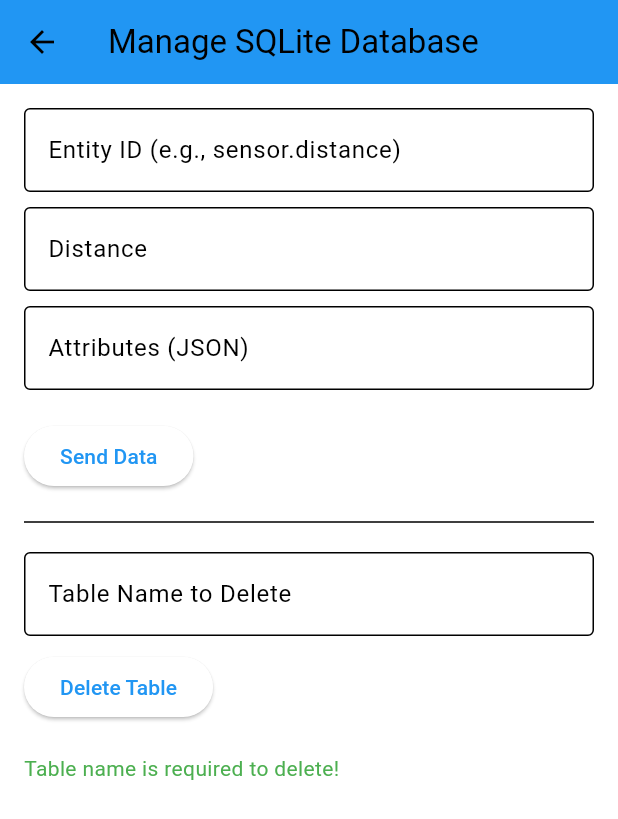
After one commit to emoody0/indoor-locator, a Flutter app: the SendDataView screen opened directly, after a tap on "Send Data", after a tap on "Delete Table", on a phone screen of 412 x 824 dp. The commit adds this screen. Shown: the top 819 px of the screen. Run offline on Flutter 3.47's test engine with Material 3 defaults, Android fonts, the phone set to English and light mode, and no system bars; our stand-ins replace sqflite, sqflite_common_ffi; missing offline and left inert: mqtt_client; accounts and stored records are empty.

Commit message:
Initial SQL

```diff
--- a/lib/admin.dart
+++ b/lib/admin.dart
@@ -3,7 +3,8 @@ import 'config.dart';
 import 'settings.dart';
 import '../../log_view/view_logs.dart';
 import '../../log_view/view_alerts.dart';
-import '../../server/mqtt.dart'; // Import the new page
+import '../../server/mqtt.dart';
+import '../../server/send_data_view.dart'; // Import the SQL page
 
 class AdminPortal extends StatelessWidget {
   const AdminPortal({super.key});
@@ -73,7 +74,6 @@ class AdminPortal extends StatelessWidget {
                 );
               },
             ),
-            // New ListTile for managing client and server
             ListTile(
               leading: const Icon(Icons.computer),
               title: const Text('Manage Client/Server'),
@@ -82,6 +82,19 @@ class AdminPortal extends StatelessWidget {
                   context,
                   MaterialPageRoute(
                     builder: (context) => const ManageClientServerPage(),
+                  ),
+                );
+              },
+            ),
+            // New ListTile for SQL Data Page
+            ListTile(
+              leading: const Icon(Icons.data_usage),
+              title: const Text('Manage SQL Data'),
+              onTap: () {
+                Navigator.push(
+                  context,
+                  MaterialPageRoute(
+                    builder: (context) => const SendDataView(),
                   ),
                 );
               },
--- /dev/null
+++ b/lib/server/database.dart
@@ -0,0 +1,88 @@
+import 'dart:async';
+import 'dart:io';
+import 'package:sqflite/sqflite.dart';
+import 'package:path/path.dart';
+
+// Import sqflite_common_ffi for non-mobile platforms
+import 'package:sqflite_common_ffi/sqflite_ffi.dart';
+
+class HomeAssistantDatabase {
+  static final HomeAssistantDatabase _instance = HomeAssistantDatabase._internal();
+  factory HomeAssistantDatabase() => _instance;
+
+  static Database? _database;
+
+  HomeAssistantDatabase._internal();
+
+  Future<Database> get database async {
+    if (_database != null) return _database!;
+
+    // Initialize databaseFactory for desktop/testing environments
+    if (!Platform.isAndroid && !Platform.isIOS) {
+      sqfliteFfiInit();
+      databaseFactory = databaseFactoryFfi;
+    }
+
+    _database = await _initDatabase();
+    return _database!;
+  }
+
+  Future<Database> _initDatabase() async {
+    final dbPath = await getDatabasesPath();
+    final String path = "/homeassistant/home-assistant_v2.db";
+    return await openDatabase(
+      path,
+      version: 1,
+      onCreate: (db, version) async {
+        await db.execute('''
+          CREATE TABLE IF NOT EXISTS sensor_distance (
+              id INTEGER PRIMARY KEY AUTOINCREMENT,
+              entity_id TEXT NOT NULL,
+              distance TEXT NOT NULL,
+              attributes TEXT,
+              last_updated TEXT NOT NULL
+          );
+        ''');
+        print("Created sensor_distance table if it didn't exist.");
+      },
+      onOpen: (db) {
+        print("Connected to SQLite Database at $path");
+      },
+    );
+  }
+
+  Future<List<Map<String, dynamic>>> query(String table, {String? where, List<dynamic>? whereArgs}) async {
+    final db = await database;
+    return await db.query(table, where: where, whereArgs: whereArgs);
+  }
+
+  Future<int> insert(String table, Map<String, dynamic> data) async {
+    try {
+      final db = await database;
+      return await db.insert(table, data);
+    } catch (e) {
+      print("Error inserting into $table: $e");
+      rethrow;
+    }
+  }
+
+  Future<int> update(String table, Map<String, dynamic> data, {String? where, List<dynamic>? whereArgs}) async {
+    final db = await database;
+    return await db.update(table, data, where: where, whereArgs: whereArgs);
+  }
+
+  Future<int> delete(String table, {String? where, List<dynamic>? whereArgs}) async {
+    final db = await database;
+    return await db.delete(table, where: where, whereArgs: whereArgs);
+  }
+
+  Future<void> execute(String sql, [List<dynamic>? arguments]) async {
+    final db = await database;
+    await db.execute(sql, arguments);
+  }
+
+  Future<void> close() async {
+    final db = await database;
+    await db.close();
+  }
+}
--- a/lib/server/mqtt.dart
+++ b/lib/server/mqtt.dart
@@ -40,7 +40,7 @@ class _ManageClientServerPageState extends State<ManageClientServerPage> {
       isConnected = false;
     });
 
-    client = MqttServerClient.withPort('192.168.56.105', 'flutter_client', 1883);
+    client = MqttServerClient.withPort('192.168.56.1', 'flutter_client', 1883);
     client!.logging(on: true);
     client!.keepAlivePeriod = 60;
     client!.onConnected = onConnected;
--- /dev/null
+++ b/lib/server/rest_api.dart
@@ -0,0 +1,25 @@
+import 'dart:convert';
+import 'package:http/http.dart' as http;
+
+class HomeAssistantApi {
+  final String baseUrl;
+  final String accessToken;
+
+  HomeAssistantApi(this.baseUrl, this.accessToken);
+
+  Future<void> createOrUpdateState(String entityId, Map<String, dynamic> stateData) async {
+    final url = '$baseUrl/api/states/$entityId';
+    final response = await http.post(
+      Uri.parse(url),
+      headers: {
+        'Authorization': 'Bearer $accessToken',
+        'Content-Type': 'application/json',
+      },
+      body: jsonEncode(stateData),
+    );
+
+    if (response.statusCode != 200) {
+      throw Exception('Failed to update state: ${response.body}');
+    }
+  }
+}
--- /dev/null
+++ b/lib/server/send_data_view.dart
@@ -0,0 +1,182 @@
+import 'dart:convert';
+import 'package:flutter/material.dart';
+import 'database.dart';
+import 'rest_API.dart';
+
+class SendDataView extends StatefulWidget {
+  const SendDataView({Key? key}) : super(key: key);
+
+  @override
+  _SendDataViewState createState() => _SendDataViewState();
+}
+
+class _SendDataViewState extends State<SendDataView> {
+  final TextEditingController _entityIdController = TextEditingController();
+  final TextEditingController _distanceController = TextEditingController();
+  final TextEditingController _attributesController = TextEditingController();
+  final TextEditingController _tableNameController = TextEditingController();
+
+  String _statusMessage = "";
+  bool _isLoading = false;
+
+  String _validateJson(String input) {
+    try {
+      jsonDecode(input);
+      return input;
+    } catch (_) {
+      return "{}";
+    }
+  }
+
+  Future<void> _sendData() async {
+    final entityId = _entityIdController.text.trim();
+    final distance = _distanceController.text.trim();
+    final attributes = _validateJson(_attributesController.text.trim());
+
+    if (entityId.isEmpty || distance.isEmpty) {
+      setState(() {
+        _statusMessage = "Entity ID and Distance are required!";
+      });
+      return;
+    }
+
+    try {
+      setState(() => _isLoading = true);
+
+      final db = HomeAssistantDatabase();
+
+      // Insert data using raw SQL
+      final sql = '''
+        INSERT INTO sensor_distance (entity_id, distance, attributes, last_updated)
+        VALUES (?, ?, ?, ?);
+      ''';
+      await db.execute(sql, [
+        entityId,
+        distance,
+        attributes,
+        DateTime.now().toIso8601String(),
+      ]);
+
+      // Sync with Home Assistant
+      final api = HomeAssistantApi('http://localhost:8123', 'eyJhbGciOiJIUzI1NiIsInR5cCI6IkpXVCJ9.eyJpc3MiOiJiNGQ3NWViZjA2ODI0NTRkODI5NDk5MDcyZDMxZGU1ZSIsImlhdCI6MTczNzU3MTkxNSwiZXhwIjoyMDUyOTMxOTE1fQ.e2w0UeDV9WLT3-Zz2WWQGjoEPtyNOMQm2m_I-7MrxEs');
+      await api.createOrUpdateState(entityId, {
+        "state": distance,
+        "attributes": jsonDecode(attributes),
+      });
+
+      setState(() {
+        _statusMessage = "Data sent successfully and synced with Home Assistant!";
+      });
+
+      // Clear input fields
+      _entityIdController.clear();
+      _distanceController.clear();
+      _attributesController.clear();
+    } catch (e) {
+      setState(() {
+        _statusMessage = "Error sending data: $e";
+      });
+      print("Error details: $e");
+    } finally {
+      setState(() => _isLoading = false);
+    }
+  }
+
+  Future<void> _deleteTable() async {
+    final tableName = _tableNameController.text.trim();
+
+    if (tableName.isEmpty) {
+      setState(() {
+        _statusMessage = "Table name is required to delete!";
+      });
+      return;
+    }
+
+    try {
+      setState(() => _isLoading = true);
+
+      final db = HomeAssistantDatabase();
+      await db.execute('DROP TABLE IF EXISTS $tableName;');
+
+      setState(() {
+        _statusMessage = "Table '$tableName' deleted successfully!";
+      });
+
+      // Clear table name input
+      _tableNameController.clear();
+    } catch (e) {
+      setState(() {
+        _statusMessage = "Error deleting table: $e";
+      });
+      print("Error deleting table: $e");
+    } finally {
+      setState(() => _isLoading = false);
+    }
+  }
+
+  @override
+  Widget build(BuildContext context) {
+    return Scaffold(
+      appBar: AppBar(
+        title: const Text("Manage SQLite Database"),
+        backgroundColor: Colors.blue,
+      ),
+      body: _isLoading
+          ? const Center(child: CircularProgressIndicator())
+          : Padding(
+              padding: const EdgeInsets.all(16.0),
+              child: Column(
+                crossAxisAlignment: CrossAxisAlignment.start,
+                children: [
+                  TextField(
+                    controller: _entityIdController,
+                    decoration: const InputDecoration(
+                      labelText: "Entity ID (e.g., sensor.distance)",
+                      border: OutlineInputBorder(),
+                    ),
+                  ),
+                  const SizedBox(height: 10),
+                  TextField(
+                    controller: _distanceController,
+                    decoration: const InputDecoration(
+                      labelText: "Distance",
+                      border: OutlineInputBorder(),
+                    ),
+                  ),
+                  const SizedBox(height: 10),
+                  TextField(
+                    controller: _attributesController,
+                    decoration: const InputDecoration(
+                      labelText: "Attributes (JSON)",
+                      border: OutlineInputBorder(),
+                    ),
+                  ),
+                  const SizedBox(height: 20),
+                  ElevatedButton(
+                    onPressed: _sendData,
+                    child: const Text("Send Data"),
+                  ),
+                  const Divider(height: 40),
+                  TextField(
+                    controller: _tableNameController,
+                    decoration: const InputDecoration(
+                      labelText: "Table Name to Delete",
+                      border: OutlineInputBorder(),
+                    ),
+                  ),
+                  const SizedBox(height: 10),
+                  ElevatedButton(
+                    onPressed: _deleteTable,
+                    child: const Text("Delete Table"),
+                  ),
+                  const SizedBox(height: 20),
+                  Text(
+                    _statusMessage,
+                    style: const TextStyle(color: Colors.green),
+                  ),
+                ],
+              ),
+            ),
+    );
+  }
+}
--- a/pubspec.yaml
+++ b/pubspec.yaml
@@ -33,6 +33,7 @@ dependencies:
   shared_preferences: ^2.1.1
   sqflite: ^2.0.0
   path: ^1.8.1
+  http: ^1.3.0
 
   # The following adds the Cupertino Icons font to your application.
   # Use with the CupertinoIcons class for iOS style icons.
@@ -43,12 +44,14 @@ dev_dependencies:
   flutter_test:
     sdk: flutter
 
+
   # The "flutter_lints" package below contains a set of recommended lints to
   # encourage good coding practices. The lint set provided by the package is
   # activated in the `analysis_options.yaml` file located at the root of your
   # package. See that file for information about deactivating specific lint
   # rules and activating additional ones.
-  flutter_lints: ^4.0.0
+  flutter_lints: ^5.0.0
+  sqflite_common_ffi: ^2.0.0
 
 # For information on the generic Dart part of this file, see the
 # following page: https://dart.dev/tools/pub/pubspec
```
Also changed, not shown: pubspec.lock.
